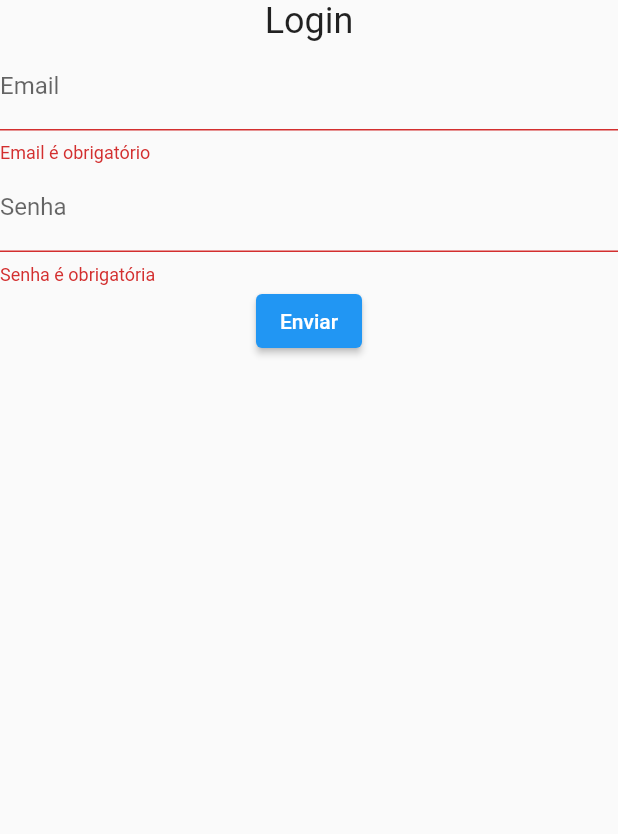
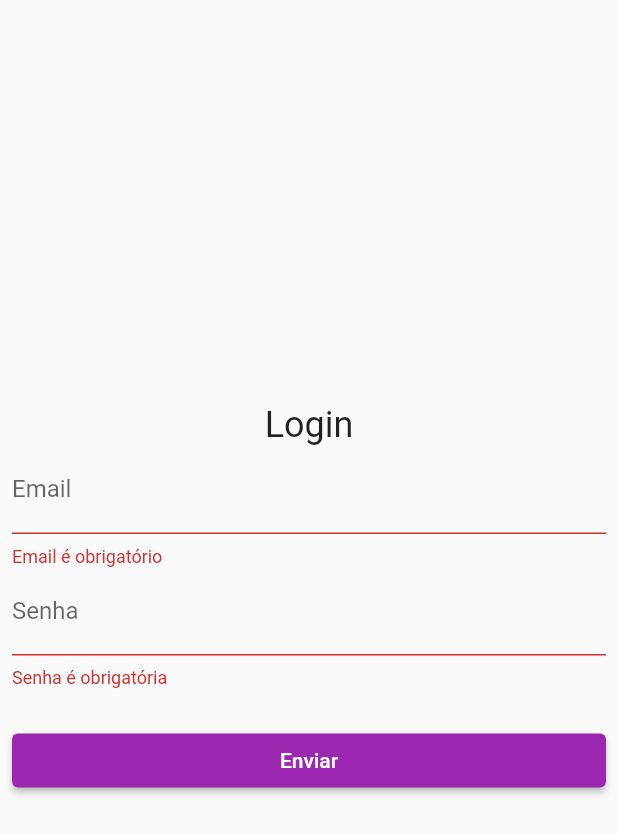
Before and after one commit to profjosereginaldo/mdc123, a Flutter app: the screen it shows after launch, after a tap on "Enviar", on a phone screen of 412 x 824 dp. Shown: the top 834 px of the screen. Run offline on Flutter 3.47's test engine with Material 2 defaults, Android fonts, the phone set to English and light mode, and no system bars; our stand-ins replace cloud_firestore, firebase_auth, firebase_core, flutter_mobx, mobx; accounts and stored records are empty; generated files the repository leaves out were written again; statements that could not run were skipped.

```diff
--- a/lib/main.dart
+++ b/lib/main.dart
@@ -1,10 +1,21 @@
+import 'package:firebase_core/firebase_core.dart';
 import 'package:flutter/material.dart';
+import 'package:myapp/store/task_store.dart';
+import 'package:provider/provider.dart';
+
+import 'package:myapp/firebase_options.dart';
 import 'package:myapp/screens/home_screen.dart';
 import 'package:myapp/screens/login_screen.dart';
+import 'package:myapp/screens/novo_screen.dart';
 import 'package:myapp/store/user_store.dart';
-import 'package:provider/provider.dart';
 
-void main() {
+Future<void> main() async {
+  WidgetsFlutterBinding.ensureInitialized();
+
+  await Firebase.initializeApp(
+    options: DefaultFirebaseOptions.currentPlatform,
+  );
+
   runApp(const MainApp());
 }
 
@@ -13,13 +24,18 @@ class MainApp extends StatelessWidget {
 
   @override
   Widget build(BuildContext context) {
-    return Provider(
-      create: (_) => UserStore(),
+    return MultiProvider(
+      providers: [
+        Provider(create: (context) => UserStore()),
+        Provider(create: (context) => TaskStore()),
+      ],
       child: MaterialApp(
+        theme: ThemeData(primarySwatch: Colors.purple),
         debugShowCheckedModeBanner: false,
         routes: {
           '/': (context) => const LoginScreen(),
           '/home': (context) => const HomeScreen(),
+          '/novo': (context) => const NovoScreen(),
         },
       ),
     );
--- a/lib/screens/login_form.dart
+++ b/lib/screens/login_form.dart
@@ -1,4 +1,5 @@
 import 'package:flutter/material.dart';
+import 'package:flutter_mobx/flutter_mobx.dart';
 import 'package:myapp/store/user_store.dart';
 import 'package:provider/provider.dart';
 
@@ -38,27 +39,33 @@ class _LoginFormState extends State<LoginForm> {
     return null;
   }
 
-  void _submitForm(BuildContext context) {
+  Future<void> _submitForm(BuildContext context, UserStore userStore) async {
     if (!_keyForm.currentState!.validate()) {
       return;
     }
 
-    UserStore userStore = Provider.of<UserStore>(context, listen: false);
-    userStore.login(_emailController.text);
+    final response = await userStore.login(_emailController.text, _senhaController.text);
 
-    Navigator.pushReplacementNamed(context, '/home');
+    if (!response) return;
+
+    if (context.mounted) Navigator.pushReplacementNamed(context, '/home');
   }
 
   @override
   Widget build(BuildContext context) {
+    UserStore userStore = Provider.of<UserStore>(context, listen: false);
+
     return Form(
       key: _keyForm,
       autovalidateMode: AutovalidateMode.always,
       child: Column(
+        mainAxisAlignment: MainAxisAlignment.center,
+        crossAxisAlignment: CrossAxisAlignment.stretch,
         children: [
           const Text(
             "Login",
             style: TextStyle(fontSize: 24.0),
+            textAlign: TextAlign.center,
           ),
           TextFormField(
             controller: _emailController,
@@ -68,13 +75,18 @@ class _LoginFormState extends State<LoginForm> {
           TextFormField(
             controller: _senhaController,
             decoration: const InputDecoration(labelText: "Senha"),
-            obscureText: false,
+            obscureText: true,
             validator: _validateSenha,
           ),
+          const SizedBox(height: 24.0),
           ElevatedButton(
-            onPressed: () => _submitForm(context),
+            onPressed: () => _submitForm(context, userStore),
             child: const Text("Enviar"),
           ),
+          const SizedBox(height: 8.0),
+          Observer(builder: (_) {
+            return Text(userStore.erroLogin);
+          })
         ],
       ),
     );
--- a/lib/screens/login_screen.dart
+++ b/lib/screens/login_screen.dart
@@ -7,7 +7,8 @@ class LoginScreen extends StatelessWidget {
   @override
   Widget build(BuildContext context) {
     return const Scaffold(
-      body: Center(
+      body: Padding(
+        padding: EdgeInsets.symmetric(horizontal: 8.0),
         child: LoginForm(),
       ),
     );
```
Also changed, not shown: lib/screens/home_list.dart (added, +51 -0 lines), lib/screens/home_screen.dart (+16 -9 lines), lib/screens/novo_form.dart (added, +76 -0 lines), lib/screens/novo_screen.dart (added, +14 -0 lines), lib/services/api_service.dart (added, +40 -0 lines), lib/services/db_service.dart (added, +39 -0 lines), lib/services/firebase_service.dart (added, +23 -0 lines), lib/store/task_model.dart (added, +7 -0 lines), lib/store/task_store.dart (added, +40 -0 lines), lib/store/user_store.dart (+23 -9 lines), pubspec.yaml (+10 -6 lines), lib/firebase_options.dart (added), lib/store/task_store.g.dart (added), lib/store/user_store.g.dart, 1 more files.
